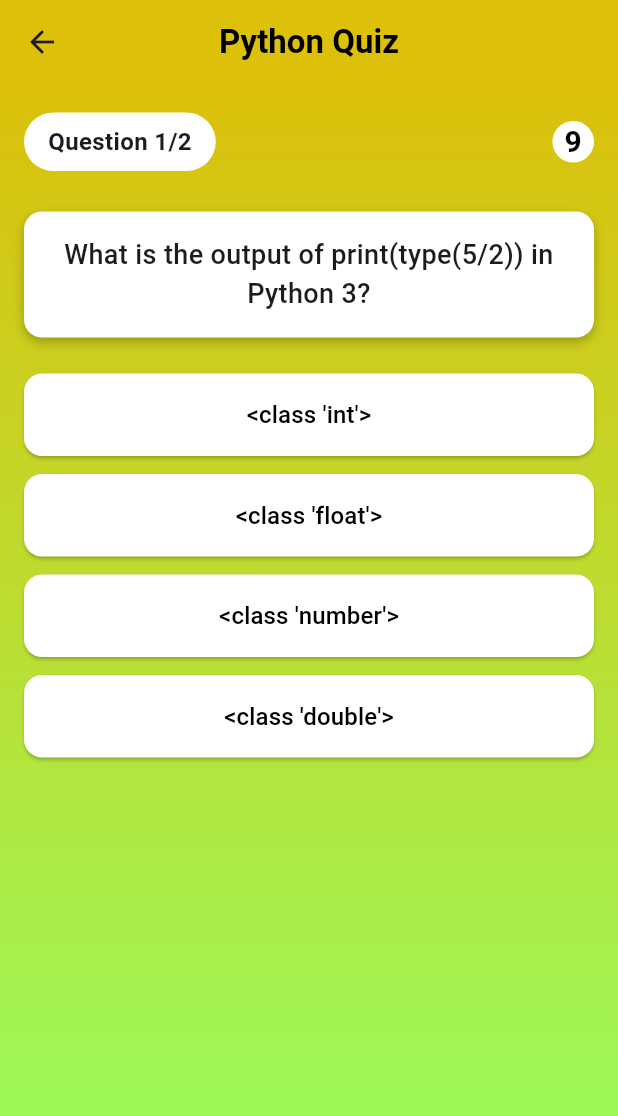
After one commit to Dilhara228/QuizApp, a Flutter app: the screen it shows after launch, after a tap on "Python", on a phone screen of 412 x 824 dp. The commit adds this screen. Shown: the top 1116 px of the screen. Run offline on Flutter 3.47's test engine with Material 3 defaults, Android fonts, the phone set to English and light mode, and no system bars; our stand-ins replace animated_splash_screen, lottie.

Commit message:
initializing quiz screen and results screen

```diff
--- /dev/null
+++ b/lib/Models/question.dart
@@ -0,0 +1,11 @@
+class Question {
+  final String questionText;
+  final List<String> options;
+  final int correctAnswerIndex;
+
+  Question({
+    required this.questionText,
+    required this.options,
+    required this.correctAnswerIndex,
+  });
+}
--- /dev/null
+++ b/lib/Models/quiz_data.dart
@@ -0,0 +1,33 @@
+import 'package:programming_quiz/Models/question.dart';
+
+class QuizData {
+  static Map<String, List<Question>> quizzesByLanguage = {
+    'Python': [
+      Question(
+        questionText: 'What is the output of print(type(5/2)) in Python 3?',
+        options: [
+          '<class \'int\'>',
+          '<class \'float\'>',
+          '<class \'number\'>',
+          '<class \'double\'>'
+        ],
+        correctAnswerIndex: 1,
+      ),
+      Question(
+        questionText: 'Which of these is not a Python built-in data type?',
+        options: ['List', 'Dictionary', 'Array', 'Tuple'],
+        correctAnswerIndex: 2,
+      ),
+      // Add more questions...
+    ],
+    'JavaScript': [
+      Question(
+        questionText: 'What will be the output of: console.log(typeof([]));',
+        options: ['array', 'object', 'list', 'undefined'],
+        correctAnswerIndex: 1,
+      ),
+      // Add more questions...
+    ],
+    // Add more language quizzes...
+  };
+}
--- a/lib/Screens/home_screen.dart
+++ b/lib/Screens/home_screen.dart
@@ -1,4 +1,6 @@
 import 'package:flutter/material.dart';
+import 'package:programming_quiz/Models/quiz_data.dart';
+import 'package:programming_quiz/Screens/quiz_screen.dart';
 
 void main() {
   runApp(const MyApp());
@@ -9,9 +11,9 @@ class MyApp extends StatelessWidget {
 
   @override
   Widget build(BuildContext context) {
-    return MaterialApp(
+    return const MaterialApp(
       debugShowCheckedModeBanner: false,
-      home: const HomeScreen(),
+      home: HomeScreen(),
     );
   }
 }
@@ -99,16 +101,32 @@ class _HomeScreenState extends State<HomeScreen> {
   }
 
   Widget _buildLanguageBox(String imagePath, String languageName) {
-    return Container(
+    return GestureDetector(
+      onTap: () {
+        // Get questions for selected language
+        final questions = QuizData.quizzesByLanguage[languageName] ?? [];
+        if (questions.isNotEmpty) {
+          Navigator.push(
+            context,
+            MaterialPageRoute(
+              builder: (context) => QuizScreen(
+                language: languageName,
+                questions: questions,
+              ),
+            ),
+          );
+        }
+      },
+      child: Container(
         margin: const EdgeInsets.only(bottom: 16.0),
         decoration: BoxDecoration(
           color: Colors.white,
           borderRadius: BorderRadius.circular(12),
-        boxShadow: [
+          boxShadow: const [
             BoxShadow(
               color: Colors.black26,
               blurRadius: 5,
-            offset: const Offset(0, 3),
+              offset: Offset(0, 3),
             ),
           ],
         ),
@@ -152,6 +170,7 @@ class _HomeScreenState extends State<HomeScreen> {
             ),
           ],
         ),
+      ),
     );
   }
 }
--- /dev/null
+++ b/lib/Screens/quiz_screen.dart
@@ -0,0 +1,244 @@
+import 'package:flutter/material.dart';
+import 'dart:async';
+import '../Models/question.dart';
+import 'package:programming_quiz/Screens/reuslts_screen.dart';
+
+class QuizScreen extends StatefulWidget {
+  final String language;
+  final List<Question> questions;
+
+  const QuizScreen({
+    super.key,
+    required this.language,
+    required this.questions,
+  });
+
+  @override
+  State<QuizScreen> createState() => _QuizScreenState();
+}
+
+class _QuizScreenState extends State<QuizScreen> {
+  int currentQuestionIndex = 0;
+  int correctAnswers = 0;
+  int secondsLeft = 10;
+  Timer? timer;
+  bool hasAnswered = false;
+  List<bool> questionResults = [];
+
+  @override
+  void initState() {
+    super.initState();
+    startTimer();
+  }
+
+  void startTimer() {
+    timer?.cancel();
+    setState(() {
+      secondsLeft = 10;
+      hasAnswered = false;
+    });
+
+    timer = Timer.periodic(const Duration(seconds: 1), (timer) {
+      if (secondsLeft > 0) {
+        setState(() {
+          secondsLeft--;
+        });
+      } else {
+        handleTimeout();
+      }
+    });
+  }
+
+  void handleTimeout() {
+    timer?.cancel();
+    questionResults.add(false);
+    moveToNextQuestion();
+  }
+
+  void checkAnswer(int selectedIndex) {
+    if (hasAnswered) return;
+
+    timer?.cancel();
+    bool isCorrect = selectedIndex ==
+        widget.questions[currentQuestionIndex].correctAnswerIndex;
+
+    setState(() {
+      hasAnswered = true;
+      if (isCorrect) correctAnswers++;
+      questionResults.add(isCorrect);
+    });
+
+    Future.delayed(const Duration(milliseconds: 500), () {
+      moveToNextQuestion();
+    });
+  }
+
+  void moveToNextQuestion() {
+    if (currentQuestionIndex < widget.questions.length - 1) {
+      setState(() {
+        currentQuestionIndex++;
+        hasAnswered = false;
+      });
+      startTimer();
+    } else {
+      Navigator.pushReplacement(
+        context,
+        MaterialPageRoute(
+          builder: (context) => ResultsScreen(
+            language: widget.language,
+            correctAnswers: correctAnswers,
+            totalQuestions: widget.questions.length,
+            questionResults: questionResults,
+          ),
+        ),
+      );
+    }
+  }
+
+  @override
+  void dispose() {
+    timer?.cancel();
+    super.dispose();
+  }
+
+  @override
+  Widget build(BuildContext context) {
+    Question currentQuestion = widget.questions[currentQuestionIndex];
+
+    return Scaffold(
+      appBar: AppBar(
+        backgroundColor: const Color(0xFFDCC00A),
+        title: Text(
+          '${widget.language} Quiz',
+          style: const TextStyle(
+            color: Colors.black,
+            fontWeight: FontWeight.bold,
+          ),
+        ),
+        centerTitle: true,
+      ),
+      body: Container(
+        decoration: const BoxDecoration(
+          gradient: LinearGradient(
+            begin: Alignment.topCenter,
+            end: Alignment.bottomCenter,
+            colors: [Color(0xFFDCC00A), Color(0xFF96FF61)],
+          ),
+        ),
+        child: SafeArea(
+          child: Padding(
+            padding: const EdgeInsets.all(16.0),
+            child: Column(
+              children: [
+                // Timer and Progress
+                Row(
+                  mainAxisAlignment: MainAxisAlignment.spaceBetween,
+                  children: [
+                    Container(
+                      padding: const EdgeInsets.symmetric(
+                        horizontal: 16.0,
+                        vertical: 8.0,
+                      ),
+                      decoration: BoxDecoration(
+                        color: Colors.white,
+                        borderRadius: BorderRadius.circular(20),
+                      ),
+                      child: Text(
+                        'Question ${currentQuestionIndex + 1}/${widget.questions.length}',
+                        style: const TextStyle(
+                          fontSize: 16,
+                          fontWeight: FontWeight.bold,
+                        ),
+                      ),
+                    ),
+                    Container(
+                      padding: const EdgeInsets.all(8.0),
+                      decoration: BoxDecoration(
+                        color: secondsLeft <= 3 ? Colors.red : Colors.white,
+                        shape: BoxShape.circle,
+                      ),
+                      child: Text(
+                        secondsLeft.toString(),
+                        style: TextStyle(
+                          fontSize: 20,
+                          fontWeight: FontWeight.bold,
+                          color: secondsLeft <= 3 ? Colors.white : Colors.black,
+                        ),
+                      ),
+                    ),
+                  ],
+                ),
+                const SizedBox(height: 24),
+
+                // Question Card
+                Container(
+                  padding: const EdgeInsets.all(16.0),
+                  decoration: BoxDecoration(
+                    color: Colors.white,
+                    borderRadius: BorderRadius.circular(12),
+                    boxShadow: const [
+                      BoxShadow(
+                        color: Colors.black26,
+                        blurRadius: 5,
+                        offset: Offset(0, 3),
+                      ),
+                    ],
+                  ),
+                  child: Text(
+                    currentQuestion.questionText,
+                    style: const TextStyle(
+                      fontSize: 18,
+                      fontWeight: FontWeight.w500,
+                    ),
+                    textAlign: TextAlign.center,
+                  ),
+                ),
+                const SizedBox(height: 24),
+
+                // Options
+                Expanded(
+                  child: ListView.builder(
+                    itemCount: currentQuestion.options.length,
+                    itemBuilder: (context, index) {
+                      return Padding(
+                        padding: const EdgeInsets.only(bottom: 12.0),
+                        child: ElevatedButton(
+                          style: ElevatedButton.styleFrom(
+                            backgroundColor: hasAnswered
+                                ? index == currentQuestion.correctAnswerIndex
+                                    ? Colors.green
+                                    : Colors.white
+                                : Colors.white,
+                            padding: const EdgeInsets.symmetric(
+                              vertical: 16.0,
+                              horizontal: 20.0,
+                            ),
+                            shape: RoundedRectangleBorder(
+                              borderRadius: BorderRadius.circular(12),
+                            ),
+                          ),
+                          onPressed: () => checkAnswer(index),
+                          child: Text(
+                            currentQuestion.options[index],
+                            style: TextStyle(
+                              fontSize: 16,
+                              color: hasAnswered &&
+                                      index ==
+                                          currentQuestion.correctAnswerIndex
+                                  ? Colors.white
+                                  : Colors.black,
+                            ),
+                          ),
+                        ),
+                      );
+                    },
+                  ),
+                ),
+              ],
+            ),
+          ),
+        ),
+      ),
+    );
+  }
+}
```
Also changed, not shown: lib/Screens/reuslts_screen.dart (added, +209 -0 lines). Lines whose indentation alone changed are shown as unchanged.
